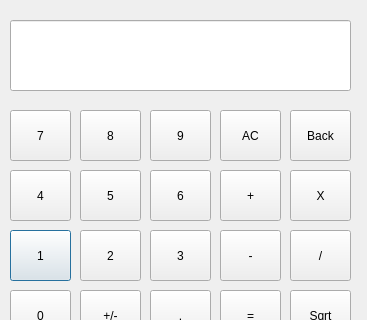
The window that calculator.ui (taapas1128/Calculator_pyqt) describes before a commit, drawn with Qt 5; both pictures show x 0 to 367 and y 0 to 320 of the 367 by 478 pixel window.
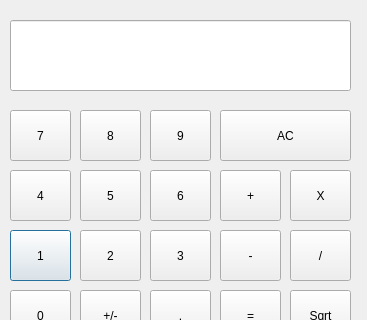
The same window after the commit. Icons and pictures are not drawn.

```diff
--- a/calculator.ui
+++ b/calculator.ui
@@ -13,6 +13,1290 @@
   <property name="windowTitle">
    <string>Dialog</string>
   </property>
+  <property name="styleSheet">
+   <string notr="true">
+QToolTip
+{
+     border: 1px solid black;
+     background-color: #D1DBCB;
+     padding: 1px;
+     border-radius: 3px;
+     opacity: 100;
+}
+
+QWidget
+{
+    color: #b1b1b1;
+    background-color: #323232;
+    selection-background-color:#323232;
+    selection-color: black;
+    background-clip: border;
+    border-image: none;
+    border: 0px transparent black;
+    outline: 0;
+}
+
+QWidget:item:hover
+{
+    background-color: #D1DBCB;
+    color: black;
+}
+
+QWidget:item:selected
+{
+    background-color: #D1DBCB;
+    border: 0px
+}
+
+QCheckBox
+{
+    spacing: 5px;
+    outline: none;
+    color: #eff0f1;
+    margin-bottom: 2px;
+}
+
+QCheckBox:disabled
+{
+    color: #76797C;
+}
+
+QCheckBox::indicator,QGroupBox::indicator
+{
+    width: 18px;
+    height: 18px;
+}
+
+QGroupBox::indicator
+{
+    margin-left: 2px;
+}
+
+QCheckBox::indicator:unchecked
+{
+    image: url(:/qss_icons/rc/checkbox_unchecked.png);
+}
+
+QCheckBox::indicator:unchecked:hover,
+QCheckBox::indicator:unchecked:focus,
+QCheckBox::indicator:unchecked:pressed,
+QGroupBox::indicator:unchecked:hover,
+QGroupBox::indicator:unchecked:focus,
+QGroupBox::indicator:unchecked:pressed
+{
+  border: none;
+    image: url(:/qss_icons/rc/checkbox_unchecked_focus.png);
+}
+
+QCheckBox::indicator:checked
+{
+    image: url(:/qss_icons/rc/checkbox_checked.png);
+}
+
+QCheckBox::indicator:checked:hover,
+QCheckBox::indicator:checked:focus,
+QCheckBox::indicator:checked:pressed,
+QGroupBox::indicator:checked:hover,
+QGroupBox::indicator:checked:focus,
+QGroupBox::indicator:checked:pressed
+{
+    border: none;
+    image: url(:/qss_icons/rc/checkbox_checked_focus.png);
+}
+
+
+QCheckBox::indicator:indeterminate
+{
+    image: url(:/qss_icons/rc/checkbox_indeterminate.png);
+}
+
+QCheckBox::indicator:indeterminate:focus,
+QCheckBox::indicator:indeterminate:hover,
+QCheckBox::indicator:indeterminate:pressed
+{
+    image: url(:/qss_icons/rc/checkbox_indeterminate_focus.png);
+}
+
+QCheckBox::indicator:checked:disabled,
+QGroupBox::indicator:checked:disabled
+{
+    image: url(:/qss_icons/rc/checkbox_checked_disabled.png);
+}
+
+QCheckBox::indicator:unchecked:disabled,
+QGroupBox::indicator:unchecked:disabled
+{
+    image: url(:/qss_icons/rc/checkbox_unchecked_disabled.png);
+}
+
+QRadioButton
+{
+    spacing: 5px;
+    outline: none;
+    color: #eff0f1;
+    margin-bottom: 2px;
+}
+
+QRadioButton:disabled
+{
+    color: #76797C;
+}
+QRadioButton::indicator
+{
+    width: 21px;
+    height: 21px;
+}
+
+QRadioButton::indicator:unchecked
+{
+    image: url(:/qss_icons/rc/radio_unchecked.png);
+}
+
+
+QRadioButton::indicator:unchecked:hover,
+QRadioButton::indicator:unchecked:focus,
+QRadioButton::indicator:unchecked:pressed
+{
+    border: none;
+    outline: none;
+    image: url(:/qss_icons/rc/radio_unchecked_focus.png);
+}
+
+QRadioButton::indicator:checked
+{
+    border: none;
+    outline: none;
+    image: url(:/qss_icons/rc/radio_checked.png);
+}
+
+QRadioButton::indicator:checked:hover,
+QRadioButton::indicator:checked:focus,
+QRadioButton::indicator:checked:pressed
+{
+    border: none;
+    outline: none;
+    image: url(:/qss_icons/rc/radio_checked_focus.png);
+}
+
+QRadioButton::indicator:checked:disabled
+{
+    outline: none;
+    image: url(:/qss_icons/rc/radio_checked_disabled.png);
+}
+
+QRadioButton::indicator:unchecked:disabled
+{
+    image: url(:/qss_icons/rc/radio_unchecked_disabled.png);
+}
+
+
+QMenuBar
+{
+    background-color: #323232;
+    color: #D1DBCB;
+}
+
+QMenuBar::item
+{
+    background-color: #323232;
+    background: transparent;
+    /* padding: 2px 20px 2px 20px; */
+}
+
+QMenuBar::item:selected
+{
+    background: transparent;
+    /* border: 1px solid #76797C; */
+}
+
+QMenuBar::item:pressed
+{
+    border: 0px solid #76797C;
+    background-color: #D1DBCB;
+    color: #000;
+    margin-bottom:-1px;
+    padding-bottom:1px;
+}
+
+QMenu
+{
+    background-color: #323232;
+    /* border: 1px solid #76797C; */
+    color: #eff0f1;
+    /*margin: 2px; */
+}
+
+QMenu::icon
+{
+    /*margin: 5px;*/
+}
+
+QMenu::item
+{
+    padding: 2px 30px 2px 30px;
+    /*margin-left: 5px;*/
+    border: 1px solid transparent; /* reserve space for selection border */
+}
+
+QMenu::item:selected
+{
+    color: #000000;
+}
+
+QMenu::separator {
+    height: 2px;
+    background: #D1DBCB;
+    margin-left: 10px;
+    margin-right: 5px;
+}
+
+QMenu::indicator {
+    width: 18px;
+    height: 18px;
+}
+
+/* non-exclusive indicator = check box style indicator
+   (see QActionGroup::setExclusive) */
+QMenu::indicator:non-exclusive:unchecked {
+    image: url(:/qss_icons/rc/checkbox_unchecked.png);
+}
+
+QMenu::indicator:non-exclusive:unchecked:selected {
+    image: url(:/qss_icons/rc/checkbox_unchecked_disabled.png);
+}
+
+QMenu::indicator:non-exclusive:checked {
+    image: url(:/qss_icons/rc/checkbox_checked.png);
+}
+
+QMenu::indicator:non-exclusive:checked:selected {
+    image: url(:/qss_icons/rc/checkbox_checked_disabled.png);
+}
+
+/* exclusive indicator = radio button style indicator (see QActionGroup::setExclusive) */
+QMenu::indicator:exclusive:unchecked {
+    image: url(:/qss_icons/rc/radio_unchecked.png);
+}
+
+QMenu::indicator:exclusive:unchecked:selected {
+    image: url(:/qss_icons/rc/radio_unchecked_disabled.png);
+}
+
+QMenu::indicator:exclusive:checked {
+    image: url(:/qss_icons/rc/radio_checked.png);
+}
+
+QMenu::indicator:exclusive:checked:selected {
+    image: url(:/qss_icons/rc/radio_checked_disabled.png);
+}
+
+QMenu::right-arrow {
+    margin: 5px;
+    image: url(:/qss_icons/rc/right_arrow.png)
+}
+
+
+QWidget:disabled
+{
+    color: #454545;
+    background-color: #323232;
+}
+
+QAbstractItemView
+{
+    alternate-background-color: #323232;
+    color: #eff0f1;
+    border: 1px solid 3A3939;
+    border-radius: 2px;
+}
+
+QWidget:focus, QMenuBar:focus,QToolBar:focus,QScrollAreaViewer:focus
+{
+    /* border: 2px solid #D1DBCB; */
+}
+
+QTabWidget:focus, QCheckBox:focus, QRadioButton:focus, QSlider:focus
+{
+    border: none;
+}
+
+QLineEdit
+{
+    background-color: #1e1e1e;
+    selection-background-color: #D1DBCB;
+    selection-color: black;
+    padding: 5px;
+    border-style: solid;
+    border: 1px solid #76797C;
+    border-radius: 2px;
+    color: #eff0f1;
+}
+
+QGroupBox {
+    border:1px solid #76797C;
+    border-radius: 2px;
+    margin-top: 20px;
+}
+
+QGroupBox::title {
+    subcontrol-origin: margin;
+    subcontrol-position: top center;
+    padding-left: 10px;
+    padding-right: 10px;
+    padding-top: 10px;
+}
+
+QAbstractScrollArea
+{
+    border-radius: 0px;
+    border: 0px solid #76797C;
+    background-color: transparent;
+}
+
+QScrollBar:horizontal
+{
+    height: 15px;
+    margin: 3px 15px 3px 15px;
+    border: 1px transparent #2A2929;
+    border-radius: 4px;
+    background-color: #2A2929;
+}
+
+QScrollBar::handle:horizontal
+{
+    background-color: #605F5F;
+    min-width: 5px;
+    border-radius: 4px;
+}
+
+QScrollBar::add-line:horizontal
+{
+    margin: 0px 3px 0px 3px;
+    border-image: url(:/qss_icons/rc/right_arrow_disabled.png);
+    width: 10px;
+    height: 10px;
+    subcontrol-position: right;
+    subcontrol-origin: margin;
+}
+
+QScrollBar::sub-line:horizontal
+{
+    margin: 0px 3px 0px 3px;
+    border-image: url(:/qss_icons/rc/left_arrow_disabled.png);
+    height: 10px;
+    width: 10px;
+    subcontrol-position: left;
+    subcontrol-origin: margin;
+}
+
+QScrollBar::add-line:horizontal:hover,QScrollBar::add-line:horizontal:on
+{
+    border-image: url(:/qss_icons/rc/right_arrow.png);
+    height: 10px;
+    width: 10px;
+    subcontrol-position: right;
+    subcontrol-origin: margin;
+}
+
+
+QScrollBar::sub-line:horizontal:hover, QScrollBar::sub-line:horizontal:on
+{
+    border-image: url(:/qss_icons/rc/left_arrow.png);
+    height: 10px;
+    width: 10px;
+    subcontrol-position: left;
+    subcontrol-origin: margin;
+}
+
+QScrollBar::up-arrow:horizontal, QScrollBar::down-arrow:horizontal
+{
+    background: none;
+}
+
+
+QScrollBar::add-page:horizontal, QScrollBar::sub-page:horizontal
+{
+    background: none;
+}
+
+QScrollBar:vertical
+{
+    background-color: #2A2929;
+    width: 15px;
+    margin: 15px 3px 15px 3px;
+    border: 1px transparent #2A2929;
+    border-radius: 4px;
+}
+
+QScrollBar::handle:vertical
+{
+    background-color: #605F5F;
+    min-height: 5px;
+    border-radius: 4px;
+}
+
+QScrollBar::sub-line:vertical
+{
+    margin: 3px 0px 3px 0px;
+    border-image: url(:/qss_icons/rc/up_arrow_disabled.png);
+    height: 10px;
+    width: 10px;
+    subcontrol-position: top;
+    subcontrol-origin: margin;
+}
+
+QScrollBar::add-line:vertical
+{
+    margin: 3px 0px 3px 0px;
+    border-image: url(:/qss_icons/rc/down_arrow_disabled.png);
+    height: 10px;
+    width: 10px;
+    subcontrol-position: bottom;
+    subcontrol-origin: margin;
+}
+
+QScrollBar::sub-line:vertical:hover,QScrollBar::sub-line:vertical:on
+{
+
+    border-image: url(:/qss_icons/rc/up_arrow.png);
+    height: 10px;
+    width: 10px;
+    subcontrol-position: top;
+    subcontrol-origin: margin;
+}
+
+
+QScrollBar::add-line:vertical:hover, QScrollBar::add-line:vertical:on
+{
+    border-image: url(:/qss_icons/rc/down_arrow.png);
+    height: 10px;
+    width: 10px;
+    subcontrol-position: bottom;
+    subcontrol-origin: margin;
+}
+
+QScrollBar::up-arrow:vertical, QScrollBar::down-arrow:vertical
+{
+    background: none;
+}
+
+
+QScrollBar::add-page:vertical, QScrollBar::sub-page:vertical
+{
+    background: none;
+}
+
+QTextEdit
+{
+    background-color: #1e1e1e;
+    color: #eff0f1;
+    border: 1px solid #76797C;
+}
+
+QPlainTextEdit
+{
+    background-color: #1e1e1e;;
+    color: #eff0f1;
+    border-radius: 2px;
+    border: 1px solid #76797C;
+}
+
+QHeaderView::section
+{
+    background-color: #76797C;
+    color: #eff0f1;
+    padding: 5px;
+    border: 1px solid #76797C;
+}
+
+QSizeGrip {
+    image: url(:/qss_icons/rc/sizegrip.png);
+    width: 12px;
+    height: 12px;
+}
+
+
+QMainWindow::separator
+{
+    background-color: #323232;
+    color: white;
+    padding-left: 4px;
+    spacing: 2px;
+    border: 1px dashed #76797C;
+}
+
+QMainWindow::separator:hover
+{
+
+    background-color: #787876;
+    color: white;
+    padding-left: 4px;
+    border: 1px solid #76797C;
+    spacing: 2px;
+}
+
+
+QMenu::separator
+{
+    height: 1px;
+    background-color: #76797C;
+    color: white;
+    padding-left: 4px;
+    margin-left: 10px;
+    margin-right: 5px;
+}
+
+QFrame
+{
+    border-radius: 0px;
+    /*border: 1px solid #76797C;*/
+}
+
+
+QFrame[frameShape=&quot;0&quot;]
+{
+    border-radius: 0px;
+    border: 0px transparent #76797C;
+}
+
+QStackedWidget
+{
+    border: 1px transparent black;
+}
+
+QToolBar {
+    border: 0px transparent #393838;
+    background: 0px solid #323232;
+    font-weight: bold;
+}
+
+QToolBar::handle:horizontal {
+    image: url(:/qss_icons/rc/Hmovetoolbar.png);
+}
+QToolBar::handle:vertical {
+    image: url(:/qss_icons/rc/Vmovetoolbar.png);
+}
+QToolBar::separator:horizontal {
+    image: url(:/qss_icons/rc/Hsepartoolbar.png);
+}
+QToolBar::separator:vertical {
+    image: url(:/qss_icons/rc/Vsepartoolbar.png);
+}
+QToolButton#qt_toolbar_ext_button {
+    background: #58595a
+}
+
+QPushButton
+{
+    color: #eff0f1;
+    background-color: #323232;
+    border-width: 1px;
+    border-color: #76797C;
+    border-style: solid;
+    padding: 5px;
+    border-radius: 0px;
+    outline: none;
+}
+
+QPushButton:disabled
+{
+    background-color: #323232;
+    border-width: 1px;
+    border-color: #454545;
+    border-style: solid;
+    padding-top: 5px;
+    padding-bottom: 5px;
+    padding-left: 10px;
+    padding-right: 10px;
+    border-radius: 2px;
+    color: #454545;
+}
+
+QPushButton:focus {
+    background-color: #D1DBCB;
+    color: black;
+}
+
+QPushButton:pressed
+{
+    color: black;
+    background-color: #D1DBCB;
+    padding-top: -15px;
+    padding-bottom: -17px;
+}
+
+QComboBox
+{
+    selection-background-color: #D1DBCB;
+    background-color: #31363B;
+    border-style: solid;
+    border: 1px solid #76797C;
+    border-radius: 2px;
+    padding: 5px;
+    min-width: 75px;
+}
+
+QPushButton:checked{
+    background-color: #76797C;
+    border-color: #6A6969;
+}
+
+QComboBox:hover,QPushButton:hover,QAbstractSpinBox:hover,QLineEdit:hover,QTextEdit:hover,QPlainTextEdit:hover,QAbstractView:hover,QTreeView:hover
+{
+    border: 1px solid #D1DBCB;
+}
+
+QComboBox:on
+{
+    padding-top: 0px;
+    padding-left: 4px;
+    selection-background-color: #4a4a4a;
+}
+
+QComboBox QAbstractItemView
+{
+    background-color: #1e1e1e;
+    border-radius: 2px;
+    border: 1px solid #76797C;
+    selection-background-color: #D1DBCB;
+}
+
+QComboBox::drop-down
+{
+    subcontrol-origin: padding;
+    subcontrol-position: top right;
+    width: 15px;
+
+    border-left-width: 0px;
+    border-left-color: darkgray;
+    border-left-style: solid;
+    border-top-right-radius: 3px;
+    border-bottom-right-radius: 3px;
+}
+
+QComboBox::down-arrow
+{
+    image: url(:/qss_icons/rc/down_arrow_disabled.png);
+}
+
+QComboBox::down-arrow:on, QComboBox::down-arrow:hover,
+QComboBox::down-arrow:focus
+{
+    image: url(:/qss_icons/rc/down_arrow.png);
+}
+
+QAbstractSpinBox {
+    padding: 2px;
+    margin: 2px;
+    background-color: #1e1e1e;
+    color: #eff0f1;
+    border-radius: 0px;
+    min-width: 75px;
+    selection-background-color: #D1DBCB;
+    selection-color: black;
+}
+
+QAbstractSpinBox:up-button
+{
+    background-color: transparent;
+    subcontrol-origin: border;
+    subcontrol-position: center right;
+}
+
+QAbstractSpinBox:down-button
+{
+    background-color: transparent;
+    subcontrol-origin: border;
+    subcontrol-position: center left;
+}
+
+QAbstractSpinBox::up-arrow,QAbstractSpinBox::up-arrow:disabled,QAbstractSpinBox::up-arrow:off {
+    image: url(:/qss_icons/rc/up_arrow_disabled.png);
+    width: 10px;
+    height: 10px;
+}
+QAbstractSpinBox::up-arrow:hover
+{
+    image: url(:/qss_icons/rc/up_arrow.png);
+}
+
+
+QAbstractSpinBox::down-arrow,QAbstractSpinBox::down-arrow:disabled,QAbstractSpinBox::down-arrow:off
+{
+    image: url(:/qss_icons/rc/down_arrow_disabled.png);
+    width: 10px;
+    height: 10px;
+}
+QAbstractSpinBox::down-arrow:hover
+{
+    image: url(:/qss_icons/rc/down_arrow.png);
+}
+
+
+QLabel
+{
+    border: 0px solid black;
+    margin-left: 2px;
+    margin-right: 2px;
+    color: #D1DBCB;
+}
+
+QTabWidget{
+    border: 0px transparent black;
+}
+
+QTabWidget::pane {
+    border: 1px solid #76797C;
+    padding: 5px;
+    margin: 0px;
+}
+
+QTabWidget::tab-bar {
+    left: 5px; /* move to the right by 5px */
+}
+
+QTabBar
+{
+    qproperty-drawBase: 0;
+    border-radius: 3px;
+}
+
+QTabBar::focus
+{
+    border: 0px transparent black;
+    color: black;
+}
+
+QTabBar::hover
+{
+    border: 0px transparent black;
+    color: black;
+}
+
+QTabBar::close-button  {
+    image: url(:/qss_icons/rc/close.png);
+    background: transparent;
+}
+
+QTabBar::close-button:hover
+{
+    image: url(:/qss_icons/rc/close-hover.png);
+    background: transparent;
+}
+
+QTabBar::close-button:pressed {
+    image: url(:/qss_icons/rc/close-pressed.png);
+    background: transparent;
+}
+
+/* TOP TABS */
+QTabBar::tab:top {
+    color: #eff0f1;
+    border: 1px solid #76797C;
+    border-bottom: 1px transparent black;
+    background-color: #323232;
+    padding: 5px;
+    min-width: 50px;
+    border-top-left-radius: 2px;
+    border-top-right-radius: 2px;
+}
+
+QTabBar::tab:top:!selected
+{
+    color: #eff0f1;
+    background-color: #54575B;
+    border: 1px solid #76797C;
+    border-bottom: 1px transparent black;
+    border-top-left-radius: 2px;
+    border-top-right-radius: 2px;
+}
+
+QTabBar::tab:top:!selected:hover {
+    background-color: #D1DBCB;
+    color: black;
+}
+
+/* BOTTOM TABS */
+QTabBar::tab:bottom {
+    color: #eff0f1;
+    border: 1px solid #76797C;
+    border-top: 1px transparent black;
+    background-color: #323232;
+    padding: 5px;
+    border-bottom-left-radius: 2px;
+    border-bottom-right-radius: 2px;
+    min-width: 50px;
+}
+
+QTabBar::tab:bottom:!selected
+{
+    color: #eff0f1;
+    background-color: #54575B;
+    border: 1px solid #76797C;
+    border-top: 1px transparent black;
+    border-bottom-left-radius: 2px;
+    border-bottom-right-radius: 2px;
+}
+
+QTabBar::tab:bottom:!selected:hover {
+    background-color: #D1DBCB;
+    color: black;
+}
+
+/* LEFT TABS */
+QTabBar::tab:left {
+    color: #eff0f1;
+    border: 1px solid #76797C;
+    border-left: 1px transparent black;
+    background-color: #323232;
+    padding: 5px;
+    border-top-right-radius: 2px;
+    border-bottom-right-radius: 2px;
+    min-height: 50px;
+}
+
+QTabBar::tab:left:!selected
+{
+    color: #eff0f1;
+    background-color: #54575B;
+    border: 1px solid #76797C;
+    border-left: 1px transparent black;
+    border-top-right-radius: 2px;
+    border-bottom-right-radius: 2px;
+}
+
+QTabBar::tab:left:!selected:hover {
+    background-color: #D1DBCB;
+    color: black;
+}
+
+
+/* RIGHT TABS */
+QTabBar::tab:right {
+    color: #eff0f1;
+    border: 1px solid #76797C;
+    border-right: 1px transparent black;
+    background-color: #323232;
+    padding: 5px;
+    border-top-left-radius: 2px;
+    border-bottom-left-radius: 2px;
+    min-height: 50px;
+}
+
+QTabBar::tab:right:!selected
+{
+    color: #eff0f1;
+    background-color: #54575B;
+    border: 1px solid #76797C;
+    border-right: 1px transparent black;
+    border-top-left-radius: 2px;
+    border-bottom-left-radius: 2px;
+}
+
+QTabBar::tab:right:!selected:hover {
+    background-color: #D1DBCB;
+    color: black;
+}
+
+QTabBar QToolButton::right-arrow:enabled {
+     image: url(:/qss_icons/rc/right_arrow.png);
+ }
+
+ QTabBar QToolButton::left-arrow:enabled {
+     image: url(:/qss_icons/rc/left_arrow.png);
+ }
+
+QTabBar QToolButton::right-arrow:disabled {
+     image: url(:/qss_icons/rc/right_arrow_disabled.png);
+ }
+
+ QTabBar QToolButton::left-arrow:disabled {
+     image: url(:/qss_icons/rc/left_arrow_disabled.png);
+ }
+
+
+QDockWidget {
+    background: #323232;
+    border: 1px solid #403F3F;
+    titlebar-close-icon: url(:/qss_icons/rc/close.png);
+    titlebar-normal-icon: url(:/qss_icons/rc/undock.png);
+}
+
+QDockWidget::close-button, QDockWidget::float-button {
+    border: 1px solid transparent;
+    border-radius: 2px;
+    background: transparent;
+}
+
+QDockWidget::close-button:hover, QDockWidget::float-button:hover {
+    background: rgba(255, 255, 255, 10);
+}
+
+QDockWidget::close-button:pressed, QDockWidget::float-button:pressed {
+    padding: 1px -1px -1px 1px;
+    background: rgba(255, 255, 255, 10);
+}
+
+QTreeView, QListView
+{
+    border: 1px solid #76797C;
+    background-color: #1e1e1e;
+}
+
+QTreeView:branch:selected, QTreeView:branch:hover
+{
+    background: url(:/qss_icons/rc/transparent.png);
+}
+
+QTreeView::branch:has-siblings:!adjoins-item {
+    border-image: url(:/qss_icons/rc/transparent.png);
+}
+
+QTreeView::branch:has-siblings:adjoins-item {
+    border-image: url(:/qss_icons/rc/transparent.png);
+}
+
+QTreeView::branch:!has-children:!has-siblings:adjoins-item {
+    border-image: url(:/qss_icons/rc/transparent.png);
+}
+
+QTreeView::branch:has-children:!has-siblings:closed,
+QTreeView::branch:closed:has-children:has-siblings {
+    image: url(:/qss_icons/rc/branch_closed.png);
+}
+
+QTreeView::branch:open:has-children:!has-siblings,
+QTreeView::branch:open:has-children:has-siblings  {
+    image: url(:/qss_icons/rc/branch_open.png);
+}
+
+QTreeView::branch:has-children:!has-siblings:closed:hover,
+QTreeView::branch:closed:has-children:has-siblings:hover {
+    image: url(:/qss_icons/rc/branch_closed-on.png);
+    }
+
+QTreeView::branch:open:has-children:!has-siblings:hover,
+QTreeView::branch:open:has-children:has-siblings:hover  {
+    image: url(:/qss_icons/rc/branch_open-on.png);
+    }
+
+QListView::item:!selected:hover, QTreeView::item:!selected:hover  {
+    background: #848383;
+    outline: 0;
+    color: #eff0f1;
+}
+
+QListView::item:selected:hover, QTreeView::item:selected:hover  {
+    background: #D1DBCB;
+}
+
+QSlider::groove:horizontal {
+    border: 1px solid #565a5e;
+    height: 4px;
+    background: #565a5e;
+    margin: 0px;
+    border-radius: 2px;
+}
+
+QSlider::handle:horizontal {
+    background: #D1DBCB;
+    border: 1px solid #999999;
+    width: 10px;
+    height: 10px;
+    margin: -5px 0;
+}
+
+QSlider::add-page:qlineargradient {
+    background: #595858;
+    border-top-right-radius: 5px;
+    border-bottom-right-radius: 5px;
+    border-top-left-radius: 0px;
+    border-bottom-left-radius: 0px;
+}
+
+QSlider::sub-page::qlineargradient:horizontal {
+    background:  #D1DBCB;
+    border-top-right-radius: 0px;
+    border-bottom-right-radius: 0px;
+    border-top-left-radius: 5px;
+    border-bottom-left-radius: 5px;
+}
+
+QSlider::groove:vertical {
+    border: 1px solid #565a5e;
+    width: 4px;
+    background: #565a5e;
+    margin: 0px;
+    border-radius: 3px;
+}
+
+QSlider::handle:vertical {
+    background: #D1DBCB;
+    border: 1px solid #999999;
+    width: 10px;
+    height: 10px;
+    margin: 0 -5px;
+}
+
+QToolButton {
+    color: #D1DBCB;
+    background-color: transparent;
+    border: 0px transparent #76797C;
+    border-radius: 0px;
+    padding: 1px;
+    margin-right: 5px;
+}
+
+QToolButton[popupMode=&quot;1&quot;] { /* only for MenuButtonPopup */
+ padding-right: 20px; /* make way for the popup button */
+ border: 1px #76797C;
+ border-radius: 0px;
+}
+
+QToolButton[popupMode=&quot;2&quot;] { /* only for InstantPopup */
+ padding-right: 10px; /* make way for the popup button */
+ border: 0px #76797C;
+}
+
+
+QToolButton:hover, QToolButton::menu-button:hover {
+    background-color: transparent;
+    border: 1px solid #D1DBCB;
+    padding: 2px;
+}
+
+QToolButton:checked, QToolButton:pressed,
+        QToolButton::menu-button:pressed {
+    color: black;
+    background-color: #D1DBCB;
+    border: 0px solid #D1DBCB;
+    padding: 2px;
+}
+
+/* the subcontrol below is used only in the InstantPopup or DelayedPopup mode */
+QToolButton::menu-indicator {
+    image: url(:/qss_icons/rc/down_arrow.png);
+    top: -7px; left: -2px; /* shift it a bit */
+}
+
+/* the subcontrols below are used only in the MenuButtonPopup mode */
+QToolButton::menu-button {
+    border: 1px transparent #76797C;
+    border-top-right-radius: 6px;
+    border-bottom-right-radius: 6px;
+    /* 16px width + 4px for border = 20px allocated above */
+    width: 16px;
+    outline: none;
+}
+
+QToolButton::menu-arrow {
+    image: url(:/qss_icons/rc/down_arrow.png);
+}
+
+QToolButton::menu-arrow:open {
+    border: 1px solid #76797C;
+}
+
+QPushButton::menu-indicator  {
+    subcontrol-origin: padding;
+    subcontrol-position: bottom right;
+    left: 8px;
+}
+
+QTableView
+{
+    border: 1px solid #76797C;
+    gridline-color: #323232;
+    background-color: #1e1e1e;
+}
+
+
+QTableView, QHeaderView
+{
+    border-radius: 0px;
+}
+
+QTableView::item:pressed, QListView::item:pressed, QTreeView::item:pressed  {
+    background: #D1DBCB;
+    color: black;
+}
+
+QTableView::item:selected:active, QTreeView::item:selected:active, QListView::item:selected:active  {
+    background: #D1DBCB;
+    color: black;
+}
+
+QHeaderView
+{
+    background-color: #323232;
+    border: 1px transparent;
+    border-radius: 0px;
+    margin: 0px;
+    padding: 0px;
+
+}
+
+QHeaderView::section  {
+    background-color: #323232;
+    color: #eff0f1;
+    padding: 5px;
+    border: 1px solid #76797C;
+    border-radius: 0px;
+    text-align: center;
+}
+
+QHeaderView::section::vertical::first, QHeaderView::section::vertical::only-one
+{
+    border-top: 1px solid #76797C;
+}
+
+QHeaderView::section::vertical
+{
+    border-top: transparent;
+}
+
+QHeaderView::section::horizontal::first, QHeaderView::section::horizontal::only-one
+{
+    border-left: 1px solid #76797C;
+}
+
+QHeaderView::section::horizontal
+{
+    border-left: transparent;
+}
+
+
+QHeaderView::section:checked
+ {
+    color: white;
+    background-color: #848383;
+ }
+
+ /* style the sort indicator */
+QHeaderView::down-arrow {
+    image: url(:/qss_icons/rc/down_arrow.png);
+}
+
+QHeaderView::up-arrow {
+    image: url(:/qss_icons/rc/up_arrow.png);
+}
+
+
+QTableCornerButton::section {
+    background-color: #323232;
+    border: 1px transparent #76797C;
+    border-radius: 0px;
+}
+
+QToolBox  {
+    padding: 5px;
+    border: 1px transparent black;
+}
+
+QToolBox::tab {
+    color: #eff0f1;
+    background-color: #323232;
+    border: 1px solid #76797C;
+    border-bottom: 1px transparent #323232;
+    border-top-left-radius: 5px;
+    border-top-right-radius: 5px;
+}
+
+QToolBox::tab:selected { /* italicize selected tabs */
+    font: italic;
+    background-color: #323232;
+    border-color: #D1DBCB;
+ }
+
+QStatusBar::item {
+    border: 0px transparent dark;
+    margin: 0px;
+    border: 0px;
+ }
+
+
+QFrame[height=&quot;3&quot;], QFrame[width=&quot;3&quot;] {
+    background-color: #76797C;
+}
+
+
+QSplitter::handle {
+    border: 1px dashed #76797C;
+}
+
+QSplitter::handle:hover {
+    background-color: #787876;
+    border: 1px solid #76797C;
+}
+
+QSplitter::handle:horizontal {
+    width: 1px;
+}
+
+QSplitter::handle:vertical {
+    height: 1px;
+}
+
+QProgressBar {
+    border: 1px solid #76797C;
+    border-radius: 5px;
+    text-align: center;
+}
+
+QProgressBar::chunk {
+    background-color: #D1DBCB;
+}
+
+QDateEdit
+{
+    selection-background-color: #D1DBCB;
+    border-style: solid;
+    border: 1px solid #CEE343;
+    border-radius: 2px;
+    padding: 1px;
+    min-width: 75px;
+}
+
+QDateEdit:on
+{
+    padding-top: 3px;
+    padding-left: 4px;
+    selection-background-color: #4a4a4a;
+}
+
+QDateEdit QAbstractItemView
+{
+    background-color: #1e1e1e;
+    border-radius: 2px;
+    border: 1px solid #3375A3;
+    selection-background-color: #D1DBCB;
+}
+
+QDateEdit::drop-down
+{
+    subcontrol-origin: padding;
+    subcontrol-position: top right;
+    width: 15px;
+    border-left-width: 0px;
+    border-left-color: darkgray;
+    border-left-style: solid;
+    border-top-right-radius: 3px;
+    border-bottom-right-radius: 3px;
+}
+
+QDateEdit::down-arrow
+{
+    image: url(:/qss_icons/rc/down_arrow_disabled.png);
+}
+
+QDateEdit::down-arrow:on, QDateEdit::down-arrow:hover,
+QDateEdit::down-arrow:focus
+{
+    image: url(:/qss_icons/rc/down_arrow.png);
+}
+
+</string>
+  </property>
   <widget class="QPushButton" name="b1">
    <property name="geometry">
     <rect>
@@ -198,7 +1482,7 @@
     <rect>
      <x>220</x>
      <y>110</y>
-     <width>61</width>
+     <width>131</width>
      <height>51</height>
     </rect>
    </property>
@@ -206,21 +1490,6 @@
     <string>AC</string>
    </property>
   </widget>
-
-  <widget class="QPushButton" name="back">
-   <property name="geometry">
-    <rect>
-     <x>290</x>
-     <y>110</y>
-     <width>61</width>
-     <height>51</height>
-    </rect>
-   </property>
-   <property name="text">
-    <string>Back</string>
-   </property>
-  </widget>		
-
   <widget class="QPushButton" name="add">
    <property name="geometry">
     <rect>
```
Left out of the diff: 1 changed line with no effect on the pictures.
